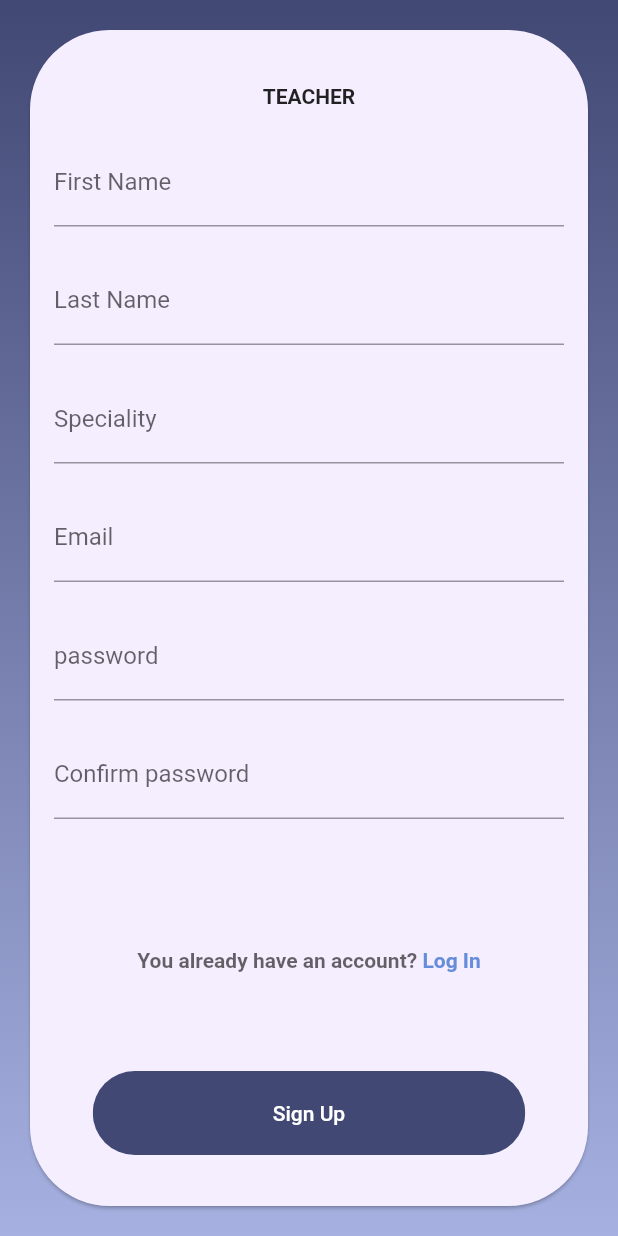
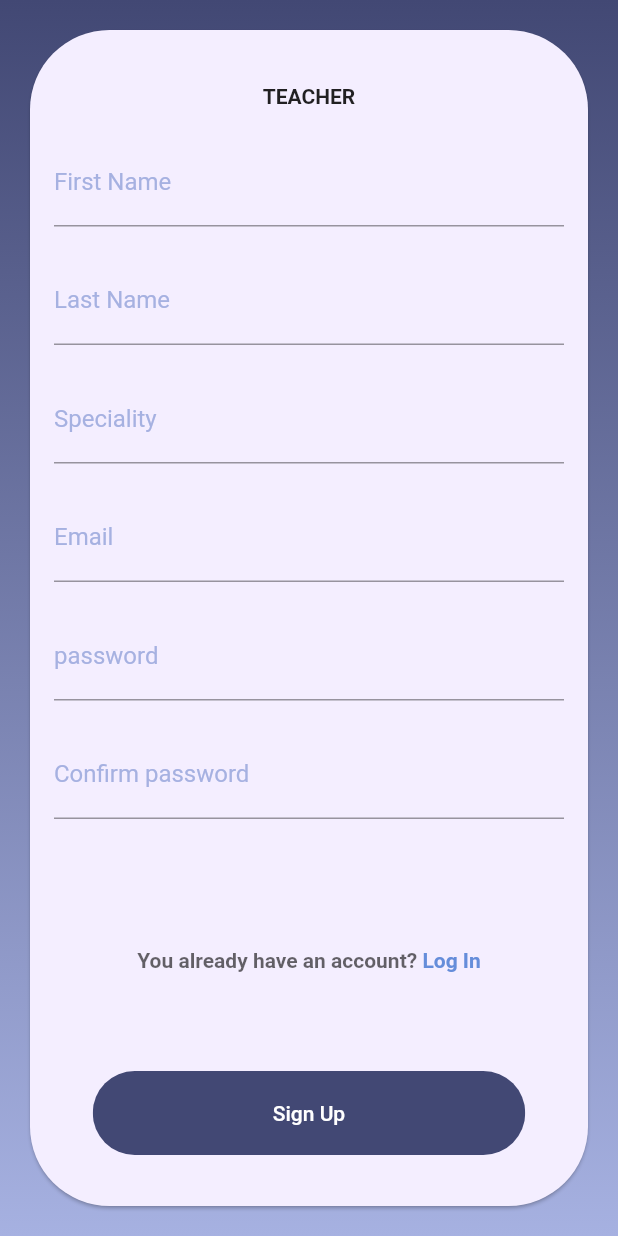
Before and after one commit to 4NG3L-4/ESISBA_2CPI_PROJECT, a Flutter app: the SignUpBothScreen screen opened directly, after a tap on "Teacher", on a phone screen of 412 x 824 dp. Run offline on Flutter 3.47's test engine with Material 2 defaults, Android fonts, the phone set to English and light mode, and no system bars; our stand-ins replace firebase_auth, flutter_svg; accounts and stored records are empty.

Commit message:
more updates

```diff
--- a/our_app/lib/Screens/Signup/components/SignUpBoth.dart
+++ b/our_app/lib/Screens/Signup/components/SignUpBoth.dart
@@ -11,8 +11,10 @@ class SignUpBothScreen extends StatelessWidget {
   @override
   Widget build(BuildContext context) {
     Size size = MediaQuery.of(context).size;
-    return Scaffold(
+    return SafeArea(
+      child: Scaffold(
         body: Stack(
+          fit: StackFit.loose,
           children: <Widget>[
             //background
             Container(
@@ -26,22 +28,28 @@ class SignUpBothScreen extends StatelessWidget {
                 ),
               ),
             ),
-          //white box
-          Container(
-            margin: EdgeInsets.fromLTRB(80, 50, 80, 410),
+            Positioned(
+              top: 0,
+              width: size.width,
+              height: (size.height) * 0.3,
+              child: Container(
                 child: SvgPicture.asset("assets/icons/signup.svg"),
               ),
-          Container(
+            ),
+            //white box
+            Positioned(
+              bottom: 0,
+              height: 0.67 * (size.height),
+              child: Container(
                 child: Card(
                   color: myLightWhite,
-              margin: EdgeInsets.fromLTRB(20, 300, 20, 20),
                   shape: RoundedRectangleBorder(
                     borderRadius: BorderRadius.circular(53),
                   ),
                   child: Column(
                     children: <Widget>[
                       SizedBox(
-                    width: double.infinity,
+                        width: size.width,
                         child: Padding(
                           padding: const EdgeInsets.fromLTRB(30, 11, 0, 0),
                           child: Text(
@@ -155,7 +163,9 @@ class SignUpBothScreen extends StatelessWidget {
                   ),
                 ),
               ),
+            ),
           ],
+        ),
       ),
     );
   }
--- a/our_app/lib/Screens/Signup/components/SignUpTeacher.dart
+++ b/our_app/lib/Screens/Signup/components/SignUpTeacher.dart
@@ -7,6 +7,8 @@ import 'package:our_app/Screens/Login/login_screen.dart';
 
 class SignUpTeacherScreen extends StatelessWidget {
   final GlobalKey<FormState> _formkey = GlobalKey();
+  final _passwordcontroller = TextEditingController();
+  final _confirmpasswordcontroller = TextEditingController();
 
   @override
   Widget build(BuildContext context) {
@@ -55,7 +57,14 @@ class SignUpTeacherScreen extends StatelessWidget {
                         SizedBox(height: 20, width: 20),
                         //First name
                         TextFormField(
-                          decoration: InputDecoration(labelText: 'First Name'),
+                          autovalidateMode: AutovalidateMode.onUserInteraction,
+                          cursorColor: myLightBlue,
+                          decoration: InputDecoration(
+                            labelText: 'First Name',
+                            labelStyle: TextStyle(
+                              color: myLightBlue,
+                            ),
+                          ),
                           validator: (value) {
                             if (value.isEmpty) {
                               return 'mandatory';
@@ -67,7 +76,14 @@ class SignUpTeacherScreen extends StatelessWidget {
                         SizedBox(height: 20, width: 20),
                         //Last name
                         TextFormField(
-                          decoration: InputDecoration(labelText: 'Last Name'),
+                          autovalidateMode: AutovalidateMode.onUserInteraction,
+                          cursorColor: myLightBlue,
+                          decoration: InputDecoration(
+                            labelText: 'Last Name',
+                            labelStyle: TextStyle(
+                              color: myLightBlue,
+                            ),
+                          ),
                           validator: (value) {
                             if (value.isEmpty) {
                               return 'mandatory';
@@ -79,7 +95,14 @@ class SignUpTeacherScreen extends StatelessWidget {
                         SizedBox(height: 20, width: 20),
                         //Speciality
                         TextFormField(
-                          decoration: InputDecoration(labelText: 'Speciality'),
+                          autovalidateMode: AutovalidateMode.onUserInteraction,
+                          cursorColor: myLightBlue,
+                          decoration: InputDecoration(
+                            labelText: 'Speciality',
+                            labelStyle: TextStyle(
+                              color: myLightBlue,
+                            ),
+                          ),
                           validator: (value) {
                             if (value.isEmpty) {
                               return 'mandatory';
@@ -91,10 +114,17 @@ class SignUpTeacherScreen extends StatelessWidget {
                         SizedBox(height: 20, width: 20),
                         //email
                         TextFormField(
-                          decoration: InputDecoration(labelText: 'Email'),
+                          autovalidateMode: AutovalidateMode.onUserInteraction,
+                          cursorColor: myLightBlue,
+                          decoration: InputDecoration(
+                            labelText: 'Email',
+                            labelStyle: TextStyle(
+                              color: myLightBlue,
+                            ),
+                          ),
                           keyboardType: TextInputType.emailAddress,
                           validator: (value) {
-                            if (value.isEmpty || value.contains('@')) {
+                            if (value.isEmpty || !value.contains('@')) {
                               return 'invalid email';
                             }
                             return null;
@@ -104,10 +134,18 @@ class SignUpTeacherScreen extends StatelessWidget {
                         SizedBox(height: 20, width: 20),
                         //password
                         TextFormField(
-                          decoration: InputDecoration(labelText: 'password'),
+                          controller: _passwordcontroller,
+                          autovalidateMode: AutovalidateMode.onUserInteraction,
+                          cursorColor: myLightBlue,
+                          decoration: InputDecoration(
+                            labelText: 'password',
+                            labelStyle: TextStyle(
+                              color: myLightBlue,
+                            ),
+                          ),
                           obscureText: true,
                           validator: (value) {
-                            if (value.isEmpty || value.length <= 5) {
+                            if (value.isEmpty || value.length < 5) {
                               return 'invalid password';
                             }
                             return null;
@@ -117,12 +155,22 @@ class SignUpTeacherScreen extends StatelessWidget {
                         SizedBox(height: 20, width: 20),
                         //confirm password
                         TextFormField(
-                          decoration:
-                              InputDecoration(labelText: 'Confirm password'),
+                          controller: _confirmpasswordcontroller,
+                          autovalidateMode: AutovalidateMode.onUserInteraction,
+                          cursorColor: myLightBlue,
+                          decoration: InputDecoration(
+                            labelText: 'Confirm password',
+                            labelStyle: TextStyle(
+                              color: myLightBlue,
+                            ),
+                          ),
                           obscureText: true,
                           validator: (value) {
-                            if (value.isEmpty || value.length <= 5) {
+                            if (value.isEmpty || value.length < 5) {
                               return 'invalid password';
+                            } else if (value !=
+                                _passwordcontroller.value.text) {
+                              return 'passwords do not match';
                             }
                             return null;
                           },
@@ -176,6 +224,7 @@ class SignUpTeacherScreen extends StatelessWidget {
                         RoundedButton(
                           text: "Sign Up",
                           press: () {
+                            if (_formkey.currentState.validate()) {
                               Navigator.push(
                                 context,
                                 MaterialPageRoute(
@@ -184,6 +233,7 @@ class SignUpTeacherScreen extends StatelessWidget {
                                   },
                                 ),
                               );
+                            }
                           },
                         ),
                         SizedBox(height: 30, width: 20),
--- a/our_app/pubspec.yaml
+++ b/our_app/pubspec.yaml
@@ -34,6 +34,7 @@ dependencies:
 dev_dependencies:
   flutter_test:
     sdk: flutter
+
 
 # For information on the generic Dart part of this file, see the
 # following page: https://dart.dev/tools/pub/pubspec
```
Also changed, not shown: our_app/lib/Screens/Signup/components/SignUpStudent.dart (+53 -21 lines). Lines whose indentation alone changed are shown as unchanged.
